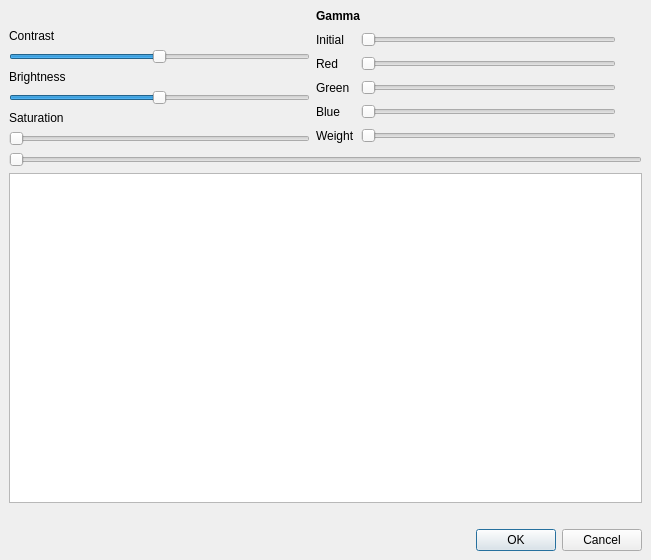
This is utilities/sourcecode/avidemux2-master/avidemux_plugins/ADM_videoFilters6/eq2/qt4/eq2.ui in goanimate-archive-organization/wrapper-offIine as Qt 5 draws it before an edit. The edited form follows.
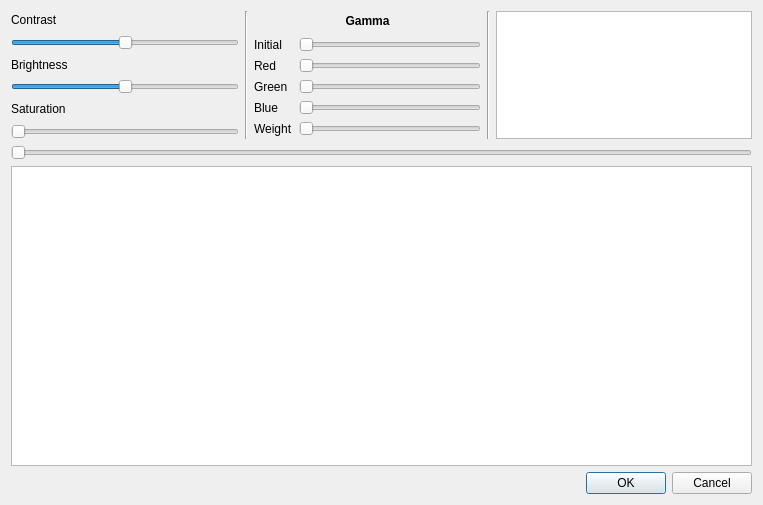
This is the edited form. Custom widgets are drawn as their Qt base class.

Diff of the .ui file:
```diff
--- a/utilities/sourcecode/avidemux2-master/avidemux_plugins/ADM_videoFilters6/eq2/qt4/eq2.ui
+++ b/utilities/sourcecode/avidemux2-master/avidemux_plugins/ADM_videoFilters6/eq2/qt4/eq2.ui
@@ -6,67 +6,21 @@
    <rect>
     <x>0</x>
     <y>0</y>
-    <width>651</width>
-    <height>560</height>
+    <width>763</width>
+    <height>505</height>
    </rect>
   </property>
   <property name="windowTitle">
    <string>Contrast</string>
   </property>
-  <layout class="QGridLayout">
-   <property name="leftMargin">
-    <number>9</number>
-   </property>
-   <property name="topMargin">
-    <number>9</number>
-   </property>
-   <property name="rightMargin">
-    <number>9</number>
-   </property>
-   <property name="bottomMargin">
-    <number>9</number>
-   </property>
+  <layout class="QVBoxLayout" name="verticalLayout_2">
+   <item>
+    <layout class="QHBoxLayout" name="horizontalLayoutPanel">
+     <item>
+      <layout class="QVBoxLayout" name="verticalLayoutCBS">
    <property name="spacing">
     <number>6</number>
    </property>
-   <item row="5" column="2">
-    <spacer>
-     <property name="orientation">
-      <enum>Qt::Vertical</enum>
-     </property>
-     <property name="sizeType">
-      <enum>QSizePolicy::Fixed</enum>
-     </property>
-     <property name="sizeHint" stdset="0">
-      <size>
-       <width>20</width>
-       <height>20</height>
-      </size>
-     </property>
-    </spacer>
-   </item>
-   <item row="0" column="1">
-    <widget class="QLabel" name="label_4">
-     <property name="text">
-      <string>&lt;b&gt;Gamma&lt;/b&gt;</string>
-     </property>
-     <property name="textFormat">
-      <enum>Qt::RichText</enum>
-     </property>
-    </widget>
-   </item>
-   <item row="6" column="0" colspan="3">
-    <widget class="QDialogButtonBox" name="buttonBox">
-     <property name="orientation">
-      <enum>Qt::Horizontal</enum>
-     </property>
-     <property name="standardButtons">
-      <set>QDialogButtonBox::Cancel|QDialogButtonBox::Ok</set>
-     </property>
-    </widget>
-   </item>
-   <item row="1" column="0">
-    <layout class="QGridLayout">
      <property name="leftMargin">
       <number>0</number>
      </property>
@@ -79,31 +33,20 @@
      <property name="bottomMargin">
       <number>0</number>
      </property>
-     <property name="spacing">
-      <number>6</number>
-     </property>
-     <item row="4" column="0">
-      <widget class="QLabel" name="label_3">
-       <property name="text">
-        <string>Saturation</string>
-       </property>
-      </widget>
-     </item>
-     <item row="2" column="0">
-      <widget class="QLabel" name="label_2">
-       <property name="text">
-        <string>Brightness</string>
-       </property>
-      </widget>
-     </item>
-     <item row="0" column="0">
-      <widget class="QLabel" name="label">
+       <item>
+        <widget class="QLabel" name="labelContrast">
+         <property name="sizePolicy">
+          <sizepolicy hsizetype="Preferred" vsizetype="Preferred">
+           <horstretch>0</horstretch>
+           <verstretch>0</verstretch>
+          </sizepolicy>
+         </property>
        <property name="text">
         <string>Contrast</string>
        </property>
       </widget>
      </item>
-     <item row="1" column="0">
+       <item>
       <widget class="ADM_SliderIndicator" name="horizontalSliderContrast">
        <property name="minimum">
         <number>-200</number>
@@ -116,7 +59,14 @@
        </property>
       </widget>
      </item>
-     <item row="3" column="0">
+       <item>
+        <widget class="QLabel" name="labelBrightness">
+         <property name="text">
+          <string>Brightness</string>
+         </property>
+        </widget>
+       </item>
+       <item>
       <widget class="ADM_SliderIndicator" name="horizontalSliderBrightness">
        <property name="minimum">
         <number>-100</number>
@@ -129,7 +79,14 @@
        </property>
       </widget>
      </item>
-     <item row="5" column="0">
+       <item>
+        <widget class="QLabel" name="labelSaturation">
+         <property name="text">
+          <string>Saturation</string>
+         </property>
+        </widget>
+       </item>
+       <item>
       <widget class="ADM_SliderIndicator" name="horizontalSliderSaturation">
        <property name="maximum">
         <number>300</number>
@@ -144,15 +101,36 @@
      </item>
     </layout>
    </item>
-   <item row="3" column="0" colspan="3">
-    <widget class="ADM_QSlider" name="horizontalSlider">
+     <item>
+      <widget class="Line" name="line">
      <property name="orientation">
-      <enum>Qt::Horizontal</enum>
+        <enum>Qt::Vertical</enum>
      </property>
     </widget>
    </item>
-   <item row="1" column="1">
-    <layout class="QGridLayout">
+     <item>
+      <layout class="QVBoxLayout" name="verticalLayoutGamma">
+       <item>
+        <widget class="QLabel" name="labelGamma">
+         <property name="sizePolicy">
+          <sizepolicy hsizetype="Preferred" vsizetype="Maximum">
+           <horstretch>0</horstretch>
+           <verstretch>0</verstretch>
+          </sizepolicy>
+         </property>
+         <property name="text">
+          <string>&lt;b&gt;Gamma&lt;/b&gt;</string>
+         </property>
+         <property name="textFormat">
+          <enum>Qt::RichText</enum>
+         </property>
+         <property name="alignment">
+          <set>Qt::AlignCenter</set>
+         </property>
+        </widget>
+       </item>
+       <item>
+        <layout class="QGridLayout" name="centerGrid">
      <property name="leftMargin">
       <number>0</number>
      </property>
@@ -168,18 +146,14 @@
      <property name="spacing">
       <number>6</number>
      </property>
-     <item row="2" column="1">
-      <widget class="ADM_SliderIndicator" name="horizontalSliderGreen">
-       <property name="maximum">
-        <number>300</number>
-       </property>
-       <property name="orientation">
-        <enum>Qt::Horizontal</enum>
-       </property>
-      </widget>
-     </item>
      <item row="3" column="1">
       <widget class="ADM_SliderIndicator" name="horizontalSliderBlue">
+           <property name="sizePolicy">
+            <sizepolicy hsizetype="Expanding" vsizetype="Fixed">
+             <horstretch>1</horstretch>
+             <verstretch>0</verstretch>
+            </sizepolicy>
+           </property>
        <property name="maximum">
         <number>300</number>
        </property>
@@ -188,36 +162,14 @@
        </property>
       </widget>
      </item>
-     <item row="3" column="0">
-      <widget class="QLabel" name="label_9">
-       <property name="text">
-        <string>Blue</string>
-       </property>
-      </widget>
-     </item>
-     <item row="1" column="0">
-      <widget class="QLabel" name="label_6">
-       <property name="text">
-        <string>Red</string>
-       </property>
-      </widget>
-     </item>
-     <item row="0" column="0">
-      <widget class="QLabel" name="label_5">
-       <property name="text">
-        <string>Initial</string>
-       </property>
-      </widget>
-     </item>
-     <item row="4" column="0">
-      <widget class="QLabel" name="label_7">
-       <property name="text">
-        <string>Weight</string>
-       </property>
-      </widget>
-     </item>
      <item row="1" column="1">
       <widget class="ADM_SliderIndicator" name="horizontalSliderRed">
+           <property name="sizePolicy">
+            <sizepolicy hsizetype="Expanding" vsizetype="Fixed">
+             <horstretch>1</horstretch>
+             <verstretch>0</verstretch>
+            </sizepolicy>
+           </property>
        <property name="maximum">
         <number>300</number>
        </property>
@@ -226,15 +178,44 @@
        </property>
       </widget>
      </item>
-     <item row="2" column="0">
-      <widget class="QLabel" name="label_8">
+         <item row="4" column="0">
+          <widget class="QLabel" name="labelWeight">
        <property name="text">
-        <string>Green</string>
+            <string>Weight</string>
+           </property>
+          </widget>
+         </item>
+         <item row="2" column="1">
+          <widget class="ADM_SliderIndicator" name="horizontalSliderGreen">
+           <property name="sizePolicy">
+            <sizepolicy hsizetype="Expanding" vsizetype="Fixed">
+             <horstretch>1</horstretch>
+             <verstretch>0</verstretch>
+            </sizepolicy>
+           </property>
+           <property name="maximum">
+            <number>300</number>
+           </property>
+           <property name="orientation">
+            <enum>Qt::Horizontal</enum>
+           </property>
+          </widget>
+         </item>
+         <item row="3" column="0">
+          <widget class="QLabel" name="labelBlue">
+           <property name="text">
+            <string>Blue</string>
        </property>
       </widget>
      </item>
      <item row="0" column="1">
       <widget class="ADM_SliderIndicator" name="horizontalSliderInitial">
+           <property name="sizePolicy">
+            <sizepolicy hsizetype="Expanding" vsizetype="Fixed">
+             <horstretch>1</horstretch>
+             <verstretch>0</verstretch>
+            </sizepolicy>
+           </property>
        <property name="maximum">
         <number>300</number>
        </property>
@@ -245,6 +226,12 @@
      </item>
      <item row="4" column="1">
       <widget class="ADM_SliderIndicator" name="horizontalSliderWeight">
+           <property name="sizePolicy">
+            <sizepolicy hsizetype="Expanding" vsizetype="Fixed">
+             <horstretch>1</horstretch>
+             <verstretch>0</verstretch>
+            </sizepolicy>
+           </property>
        <property name="maximum">
         <number>300</number>
        </property>
@@ -253,14 +240,98 @@
        </property>
       </widget>
      </item>
-    </layout>
-   </item>
-   <item row="4" column="0" colspan="3">
-    <widget class="QGraphicsView" name="graphicsView"/>
-   </item>
-   <item row="2" column="0" colspan="2">
+         <item row="1" column="0">
+          <widget class="QLabel" name="labelRed">
+           <property name="text">
+            <string>Red</string>
+           </property>
+          </widget>
+         </item>
+         <item row="0" column="0">
+          <widget class="QLabel" name="labelInitial">
+           <property name="text">
+            <string>Initial</string>
+           </property>
+          </widget>
+         </item>
+         <item row="2" column="0">
+          <widget class="QLabel" name="labelGreen">
+           <property name="text">
+            <string>Green</string>
+           </property>
+          </widget>
+         </item>
+        </layout>
+       </item>
+      </layout>
+     </item>
+     <item>
+      <widget class="Line" name="line_2">
+       <property name="orientation">
+        <enum>Qt::Vertical</enum>
+       </property>
+      </widget>
+     </item>
+     <item>
+      <widget class="QGraphicsView" name="graphicsViewHistogram">
+       <property name="sizePolicy">
+        <sizepolicy hsizetype="Fixed" vsizetype="Fixed">
+         <horstretch>0</horstretch>
+         <verstretch>0</verstretch>
+        </sizepolicy>
+       </property>
+       <property name="minimumSize">
+        <size>
+         <width>256</width>
+         <height>128</height>
+        </size>
+       </property>
+       <property name="maximumSize">
+        <size>
+         <width>256</width>
+         <height>128</height>
+        </size>
+       </property>
+       <property name="focusPolicy">
+        <enum>Qt::NoFocus</enum>
+       </property>
+       <property name="verticalScrollBarPolicy">
+        <enum>Qt::ScrollBarAlwaysOff</enum>
+       </property>
+       <property name="horizontalScrollBarPolicy">
+        <enum>Qt::ScrollBarAlwaysOff</enum>
+       </property>
+      </widget>
+     </item>
+    </layout>
+   </item>
+   <item>
     <layout class="QHBoxLayout" name="toolboxLayout"/>
    </item>
+   <item>
+    <widget class="ADM_QSlider" name="horizontalSlider">
+     <property name="orientation">
+      <enum>Qt::Horizontal</enum>
+     </property>
+    </widget>
+   </item>
+   <item>
+    <widget class="QGraphicsView" name="graphicsView">
+     <property name="focusPolicy">
+      <enum>Qt::NoFocus</enum>
+     </property>
+    </widget>
+   </item>
+   <item>
+    <widget class="QDialogButtonBox" name="buttonBox">
+     <property name="orientation">
+      <enum>Qt::Horizontal</enum>
+     </property>
+     <property name="standardButtons">
+      <set>QDialogButtonBox::Cancel|QDialogButtonBox::Ok</set>
+     </property>
+    </widget>
+   </item>
   </layout>
  </widget>
  <customwidgets>
```
Left out of the diff: 12 changed lines with no effect on the pictures. Lines whose indentation alone changed are shown as unchanged.
